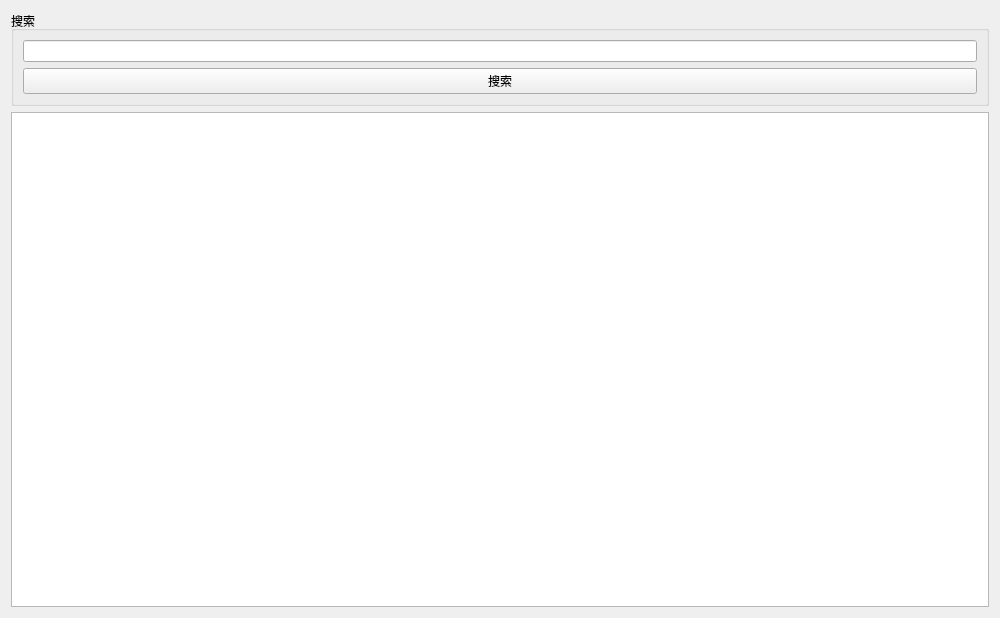
First picture: the form in Ui/Downloader/Mods.ui, repository 1604042736/FMCL, before the edit.
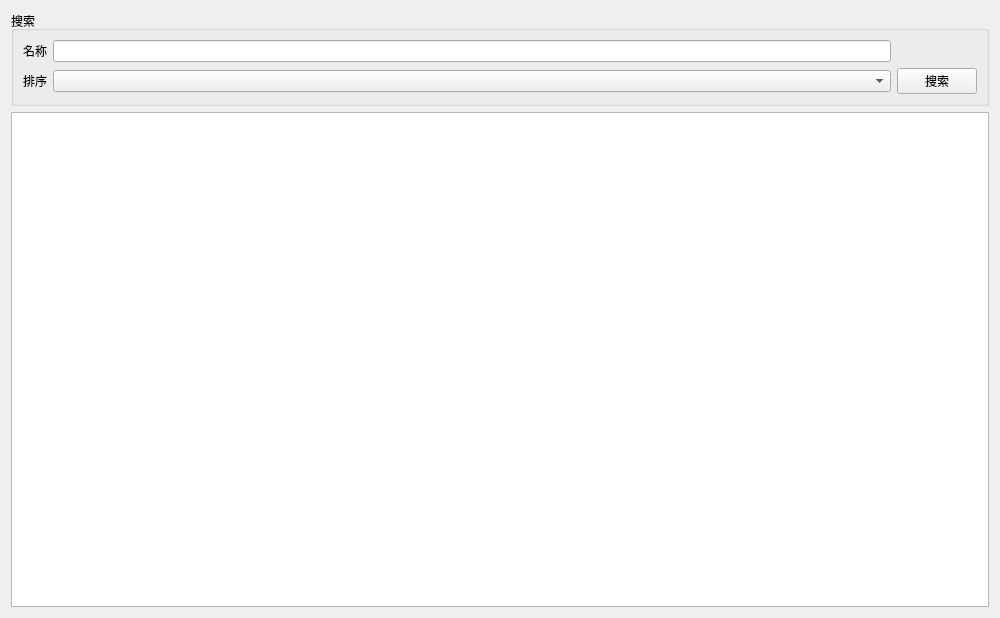
Second picture: the form after the edit.

```diff
--- a/Ui/Downloader/Mods.ui
+++ b/Ui/Downloader/Mods.ui
@@ -20,16 +20,33 @@
       <string>搜索</string>
      </property>
      <layout class="QGridLayout" name="gridLayout_2">
+      <item row="1" column="2">
+       <widget class="QPushButton" name="pb_search">
+        <property name="text">
+         <string>搜索</string>
+        </property>
+       </widget>
+      </item>
       <item row="0" column="0">
+       <widget class="QLabel" name="label">
+        <property name="text">
+         <string>名称</string>
+        </property>
+       </widget>
+      </item>
+      <item row="0" column="1">
        <widget class="QLineEdit" name="le_search"/>
       </item>
       <item row="1" column="0">
-       <widget class="QPushButton" name="pb_search">
+       <widget class="QLabel" name="label_2">
         <property name="text">
-         <string>搜索</string>
+         <string>排序</string>
         </property>
        </widget>
       </item>
+      <item row="1" column="1">
+       <widget class="QComboBox" name="cb_index"/>
+      </item>
      </layout>
     </widget>
    </item>
```
Left out of the diff: 6 changed lines with no effect on the pictures.
